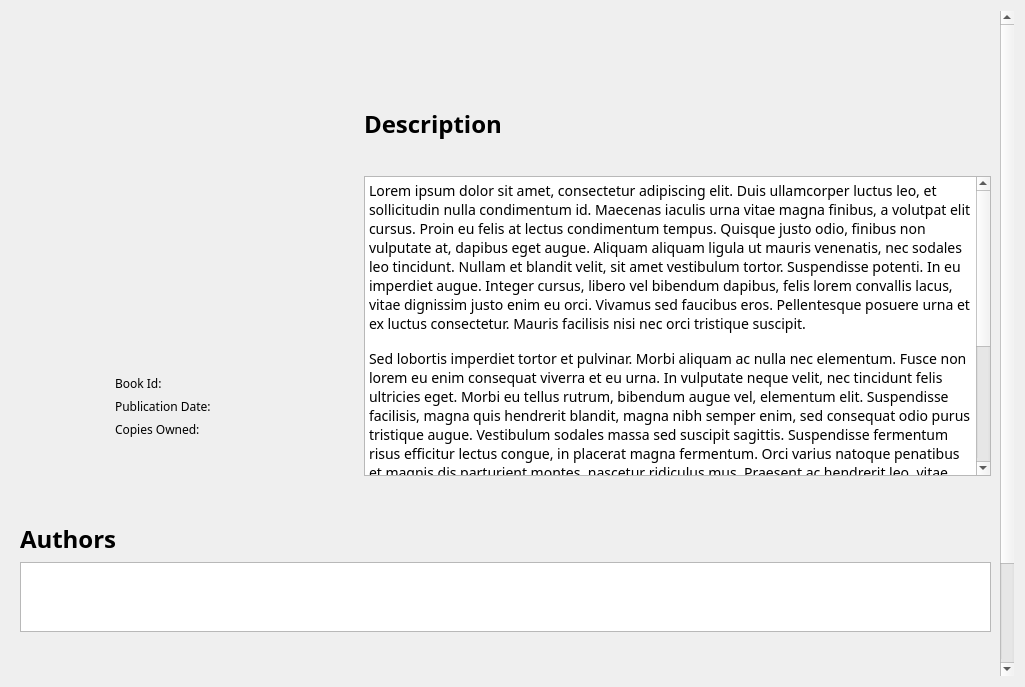
The window that src/forms/bookdetailsdialog.ui (yunag/QLibraryManagementSystem) describes before a commit, drawn with Qt 5.
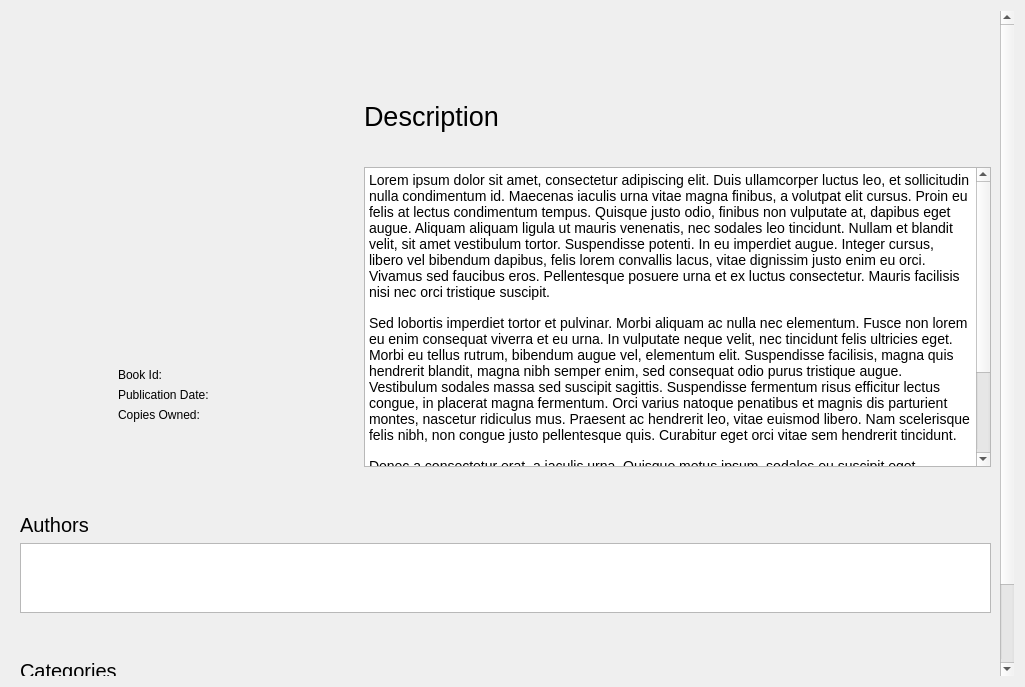
The same window after the commit. Icons and pictures are not drawn. Custom widgets are drawn as their Qt base class.

```diff
--- a/src/forms/bookdetailsdialog.ui
+++ b/src/forms/bookdetailsdialog.ui
@@ -58,7 +58,7 @@
         <x>0</x>
         <y>0</y>
         <width>990</width>
-        <height>991</height>
+        <height>997</height>
        </rect>
       </property>
       <layout class="QVBoxLayout" name="verticalLayout_4">
@@ -122,11 +122,6 @@
              </property>
              <item row="0" column="0">
               <widget class="QLabel" name="label_4">
-               <property name="font">
-                <font>
-                 <family>Montserrat</family>
-                </font>
-               </property>
                <property name="text">
                 <string>Book Id:</string>
                </property>
@@ -134,11 +129,6 @@
              </item>
              <item row="0" column="1">
               <widget class="QLabel" name="bookIdLabel">
-               <property name="font">
-                <font>
-                 <family>Montserrat</family>
-                </font>
-               </property>
                <property name="text">
                 <string>&lt;id&gt;</string>
                </property>
@@ -146,11 +136,6 @@
              </item>
              <item row="1" column="0">
               <widget class="QLabel" name="label_5">
-               <property name="font">
-                <font>
-                 <family>Montserrat</family>
-                </font>
-               </property>
                <property name="text">
                 <string>Publication Date:</string>
                </property>
@@ -158,11 +143,6 @@
              </item>
              <item row="1" column="1">
               <widget class="QLabel" name="bookDateLabel">
-               <property name="font">
-                <font>
-                 <family>Montserrat</family>
-                </font>
-               </property>
                <property name="text">
                 <string>&lt;date&gt;</string>
                </property>
@@ -170,11 +150,6 @@
              </item>
              <item row="2" column="0">
               <widget class="QLabel" name="label_8">
-               <property name="font">
-                <font>
-                 <family>Montserrat</family>
-                </font>
-               </property>
                <property name="text">
                 <string>Copies Owned:</string>
                </property>
@@ -182,11 +157,6 @@
              </item>
              <item row="2" column="1">
               <widget class="QLabel" name="numCopiesOwnedLabel">
-               <property name="font">
-                <font>
-                 <family>Montserrat</family>
-                </font>
-               </property>
                <property name="text">
                 <string>&lt;copies&gt;</string>
                </property>
@@ -208,7 +178,6 @@
              </property>
              <property name="font">
               <font>
-               <family>Montserrat</family>
                <pointsize>20</pointsize>
                <bold>true</bold>
                <underline>true</underline>
@@ -242,10 +211,7 @@
             <widget class="QLabel" name="label_2">
              <property name="font">
               <font>
-               <family>Montserrat</family>
-               <pointsize>18</pointsize>
-               <bold>true</bold>
-               <underline>false</underline>
+               <pointsize>20</pointsize>
               </font>
              </property>
              <property name="text">
@@ -277,11 +243,6 @@
                <height>300</height>
               </size>
              </property>
-             <property name="font">
-              <font>
-               <family>Montserrat</family>
-              </font>
-             </property>
              <property name="readOnly">
               <bool>true</bool>
              </property>
@@ -292,7 +253,7 @@
 hr { height: 1px; border-width: 0; }
 li.unchecked::marker { content: &quot;\2610&quot;; }
 li.checked::marker { content: &quot;\2612&quot;; }
-&lt;/style&gt;&lt;/head&gt;&lt;body style=&quot; font-family:'Montserrat'; font-size:9pt; font-weight:400; font-style:normal;&quot;&gt;
+&lt;/style&gt;&lt;/head&gt;&lt;body style=&quot; font-family:'Segoe UI'; font-size:9pt; font-weight:400; font-style:normal;&quot;&gt;
 &lt;p style=&quot; margin-top:0px; margin-bottom:15px; margin-left:0px; margin-right:0px; -qt-block-indent:0; text-indent:0px; background-color:#ffffff;&quot;&gt;&lt;span style=&quot; font-family:'Open Sans','Arial','sans-serif'; font-size:14px; color:#000000; background-color:#ffffff;&quot;&gt;Lorem ipsum dolor sit amet, consectetur adipiscing elit. Duis ullamcorper luctus leo, et sollicitudin nulla condimentum id. Maecenas iaculis urna vitae magna finibus, a volutpat elit cursus. Proin eu felis at lectus condimentum tempus. Quisque justo odio, finibus non vulputate at, dapibus eget augue. Aliquam aliquam ligula ut mauris venenatis, nec sodales leo tincidunt. Nullam et blandit velit, sit amet vestibulum tortor. Suspendisse potenti. In eu imperdiet augue. Integer cursus, libero vel bibendum dapibus, felis lorem convallis lacus, vitae dignissim justo enim eu orci. Vivamus sed faucibus eros. Pellentesque posuere urna et ex luctus consectetur. Mauris facilisis nisi nec orci tristique suscipit.&lt;/span&gt;&lt;/p&gt;
 &lt;p style=&quot; margin-top:0px; margin-bottom:15px; margin-left:0px; margin-right:0px; -qt-block-indent:0; text-indent:0px; background-color:#ffffff;&quot;&gt;&lt;span style=&quot; font-family:'Open Sans','Arial','sans-serif'; font-size:14px; color:#000000; background-color:#ffffff;&quot;&gt;Sed lobortis imperdiet tortor et pulvinar. Morbi aliquam ac nulla nec elementum. Fusce non lorem eu enim consequat viverra et eu urna. In vulputate neque velit, nec tincidunt felis ultricies eget. Morbi eu tellus rutrum, bibendum augue vel, elementum elit. Suspendisse facilisis, magna quis hendrerit blandit, magna nibh semper enim, sed consequat odio purus tristique augue. Vestibulum sodales massa sed suscipit sagittis. Suspendisse fermentum risus efficitur lectus congue, in placerat magna fermentum. Orci varius natoque penatibus et magnis dis parturient montes, nascetur ridiculus mus. Praesent ac hendrerit leo, vitae euismod libero. Nam scelerisque felis nibh, non congue justo pellentesque quis. Curabitur eget orci vitae sem hendrerit tincidunt.&lt;/span&gt;&lt;/p&gt;
 &lt;p style=&quot; margin-top:0px; margin-bottom:15px; margin-left:0px; margin-right:0px; -qt-block-indent:0; text-indent:0px; background-color:#ffffff;&quot;&gt;&lt;span style=&quot; font-family:'Open Sans','Arial','sans-serif'; font-size:14px; color:#000000; background-color:#ffffff;&quot;&gt;Donec a consectetur erat, a iaculis urna. Quisque metus ipsum, sodales eu suscipit eget, maximus vel diam. Maecenas in augue ut sem sagittis volutpat. Nunc id quam convallis, sagittis velit sit amet, feugiat urna. Aliquam vestibulum eu quam congue sollicitudin. Mauris semper luctus nulla eget auctor. Nunc pulvinar leo non neque dictum pellentesque. Donec at velit metus. In elementum sem pretium, rutrum magna sollicitudin, vehicula nisl. Quisque sed nisi justo. Fusce ut lorem dictum, consectetur augue id, sagittis nulla. Fusce sit amet efficitur lectus. Vivamus lacus erat, consectetur vel accumsan id, posuere sit amet purus. Lorem ipsum dolor sit amet, consectetur adipiscing elit.&lt;/span&gt;&lt;/p&gt;&lt;/body&gt;&lt;/html&gt;</string>
@@ -323,10 +284,7 @@
         <widget class="QLabel" name="label_3">
          <property name="font">
           <font>
-           <family>Montserrat</family>
-           <pointsize>18</pointsize>
-           <bold>true</bold>
-           <underline>false</underline>
+           <pointsize>15</pointsize>
           </font>
          </property>
          <property name="text">
@@ -342,11 +300,6 @@
            <verstretch>0</verstretch>
           </sizepolicy>
          </property>
-         <property name="font">
-          <font>
-           <family>Montserrat</family>
-          </font>
-         </property>
          <property name="verticalScrollBarPolicy">
           <enum>Qt::ScrollBarAsNeeded</enum>
          </property>
@@ -408,10 +361,7 @@
         <widget class="QLabel" name="label_10">
          <property name="font">
           <font>
-           <family>Montserrat</family>
-           <pointsize>18</pointsize>
-           <bold>true</bold>
-           <underline>false</underline>
+           <pointsize>15</pointsize>
           </font>
          </property>
          <property name="text">
```
Left out of the diff: 5 changed lines with no effect on the pictures.
